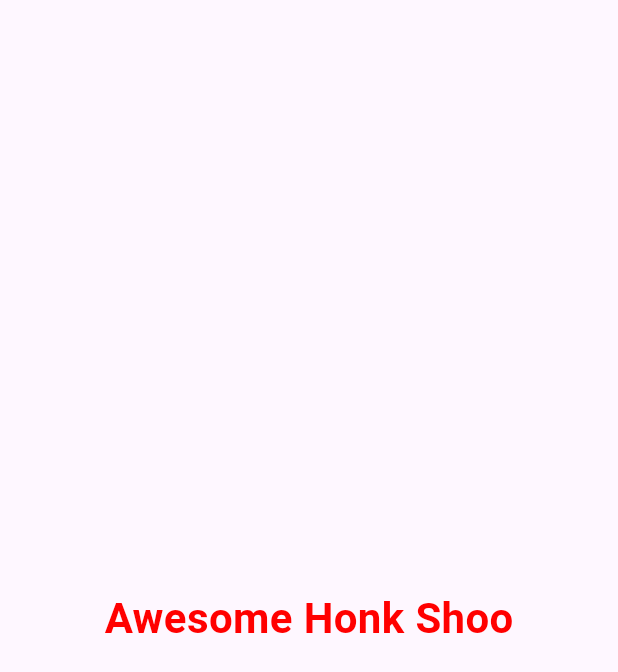
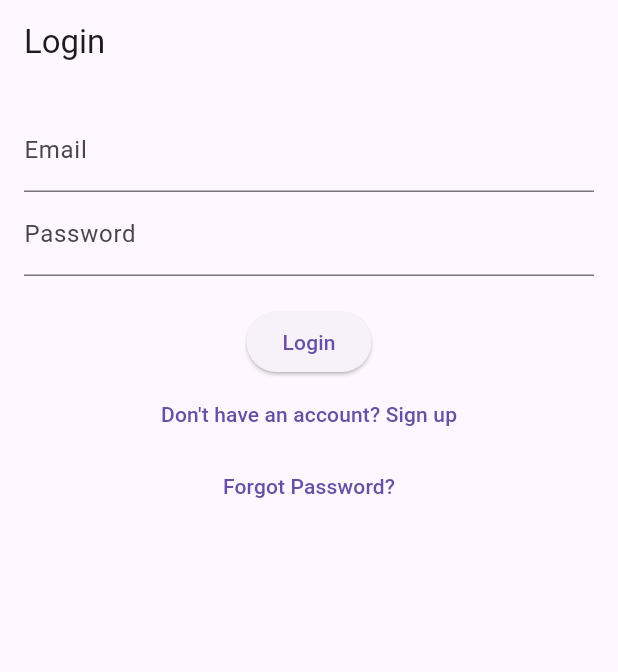
Before and after one commit to Cs3541/AwesomeHonkShoo, a Flutter app: the first screen one second after launch, on a phone screen of 412 x 824 dp. Shown: the top 672 px of the screen. Run offline on Flutter 3.47's test engine with Material 3 defaults, Android fonts, the phone set to English and light mode, and no system bars; our stand-ins replace firebase_auth, firebase_core; accounts and stored records are empty.

Commit message:
Created authentication screens and implemented Firebase Authentication in the app. Added necessary dependencies in pubspec.yaml for Firebase integration.

```diff
--- a/lib/main.dart
+++ b/lib/main.dart
@@ -1,49 +1,42 @@
 import 'package:flutter/material.dart';
-import 'dart:async';
 import 'views/main_navigation.dart';
+import 'package:firebase_core/firebase_core.dart';
+import 'views/login_screen.dart';
+import 'package:firebase_auth/firebase_auth.dart';
+import 'firebase_options.dart';
 
-void main() {
-  runApp(const HomeworkTrackerApp());
+Future<void> main() async {
+  WidgetsFlutterBinding.ensureInitialized();
+
+  await Firebase.initializeApp(
+    options: DefaultFirebaseOptions.currentPlatform,
+  );
+  runApp(const AwesomeHonkShooApp());
 }
 
-class HomeworkTrackerApp extends StatelessWidget {
-  const HomeworkTrackerApp({super.key});
+class AwesomeHonkShooApp extends StatelessWidget {
+  const AwesomeHonkShooApp({super.key});
 
   // This widget is the root of your application.
   @override
   Widget build(BuildContext context) {
     return MaterialApp(
-      title: 'App',
+      title: 'Awesome Honk Shoo App',
       theme: ThemeData(primarySwatch: Colors.blue),
       home: const SplashScreen(),
     );
   }
 }
 
-class  SplashScreen extends StatefulWidget {
+class  SplashScreen extends StatelessWidget {
   const SplashScreen({super.key});
 
   @override
-  State<SplashScreen> createState() => _SplashScreenState();
-}
-
-class _SplashScreenState extends State<SplashScreen> {
-  @override
-  void initState() {
-    super.initState();
-    Timer(const Duration(seconds: 3), () {
-      Navigator.of(
-        context,
-      ).pushReplacement(
-        MaterialPageRoute(
-          builder: (_) => const MainNavigationScreen()
-          ),
-      );
-    });
-  }
-
-  @override
   Widget build(BuildContext context) {
+    return StreamBuilder<User?>(
+      stream: FirebaseAuth.instance.authStateChanges(),
+      builder:(context, snapshot){
+        if (snapshot.connectionState== ConnectionState.waiting){
           return Scaffold(
             body: Center(
               child: Text(
@@ -57,4 +50,13 @@ class _SplashScreenState extends State<SplashScreen> {
             ),
           );
         }
+
+        if (snapshot.hasData){
+          return const MainNavigationScreen();
         }
+
+        return const LoginScreen();
+      },
+    );
+  }
+}
--- /dev/null
+++ b/lib/models/auth_model.dart
@@ -0,0 +1,46 @@
+import 'package:firebase_auth/firebase_auth.dart';
+// password is hello!
+
+class AuthModel{
+  final FirebaseAuth _auth = FirebaseAuth.instance;
+  Future<String?> login(String email, String password) async {
+    try {
+      await _auth.signInWithEmailAndPassword(
+        email: email,
+        password: password,
+      );
+      return null;
+    } catch (e) {
+      return e.toString();
+      }
+    }
+
+  Future<String?> signUp(String email, String password) async {
+    try {
+      await _auth.createUserWithEmailAndPassword(
+        email: email,
+        password: password,
+      );
+      return null;
+    } catch (e) {
+      return e.toString();
+      }
+    }
+
+  Future<void> signOut() async {
+    await _auth.signOut();
+  }
+
+  Stream<User?> authStateChanges() => _auth.authStateChanges();
+
+  User? get currentUser => _auth.currentUser;
+
+  Future<String?> resetPassword(String email) async {
+  try {
+    await _auth.sendPasswordResetEmail(email: email);
+    return null;
+    } catch (e) {
+    return e.toString();
+    }
+  }
+}
--- /dev/null
+++ b/lib/presenters/auth_presenter.dart
@@ -0,0 +1,23 @@
+import '../models/auth_model.dart';
+
+class AuthPresenter {
+  final AuthModel _model = AuthModel();
+
+  Future<String?> login(String email, String password) {
+    return _model.login(email, password);
+  }
+
+  Future<String?> signUp(String email, String password) {
+    return _model.signUp(email, password);
+  }
+
+  Future<void> logout() => _model.signOut();
+
+  Stream authStateChanges() => _model.authStateChanges();
+
+  String? getCurrentUserEmail() => _model.currentUser?.email;
+
+  Future<String?> resetPassword(String email) {
+  return _model.resetPassword(email);
+  }
+}
--- /dev/null
+++ b/lib/views/login_screen.dart
@@ -0,0 +1,106 @@
+import 'package:flutter/material.dart';
+import '../presenters/auth_presenter.dart';
+import 'main_navigation.dart';
+import 'signup_screen.dart';
+
+class LoginScreen extends StatefulWidget {
+  const LoginScreen({super.key});
+
+  @override
+  State<LoginScreen> createState() => _LoginScreenState();
+}
+
+class _LoginScreenState extends State<LoginScreen> {
+  final _emailController = TextEditingController();
+  final _passwordController = TextEditingController();
+
+  final _presenter = AuthPresenter();
+
+  String? _errorMessage;
+
+  void _handleLogin() async {
+    final error = await _presenter.login(
+      _emailController.text.trim(),
+      _passwordController.text.trim(),
+    );
+
+    if (error != null) {
+      setState(() =>
+        _errorMessage = error
+      );
+    } else {
+      Navigator.pushReplacement(
+        context,
+        MaterialPageRoute(
+          builder: (_) => const MainNavigationScreen(),
+        ),
+      );
+    }
+  }
+
+  @override
+  Widget build(BuildContext context) {
+    return Scaffold(
+      appBar: AppBar(
+        title: const Text('Login'),
+        automaticallyImplyLeading: false,
+      ),
+      body: Padding(
+        padding: const EdgeInsets.all(16.0),
+        child: Column(
+          children: [
+            if (_errorMessage != null)
+              Text(
+                _errorMessage!,
+                style: const TextStyle(
+                  color: Colors.red,
+                ),
+              ),
+
+            TextField(
+              controller: _emailController,
+              decoration: const InputDecoration(
+                labelText: 'Email',
+              ),
+            ),
+
+            TextField(
+              controller: _passwordController,
+              obscureText: true,
+              decoration: const InputDecoration(
+                labelText: 'Password',
+              ),
+            ),
+
+            const SizedBox(height: 20),
+
+            ElevatedButton(
+              onPressed: _handleLogin,
+              child: const Text('Login'),
+            ),
+
+            TextButton(
+              onPressed: () {
+                Navigator.push(
+                  context,
+                  MaterialPageRoute(
+                    builder: (_) => const SignupScreen(),
+                  ),
+                );
+              },
+              child: const Text(
+                "Don't have an account? Sign up",
+              ),
+            ),
+            TextButton(
+              onPressed: () {
+            // reset password
+            },
+              child: const Text('Forgot Password?'),
+            ),
+          ],
+        ),
+      ),
+    );
+  }
+}
```
Also changed, not shown: lib/views/profile_screen.dart (added, +77 -0 lines), lib/views/signup_screen.dart (added, +118 -0 lines), 1 other file. Lines whose indentation alone changed are shown as unchanged.
